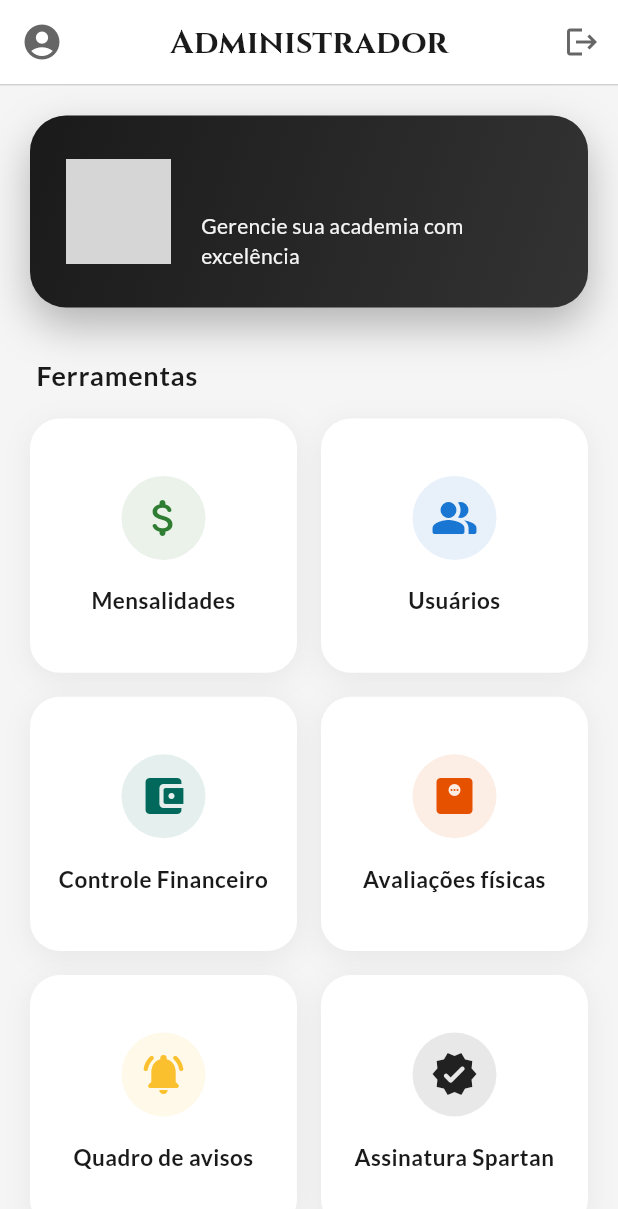
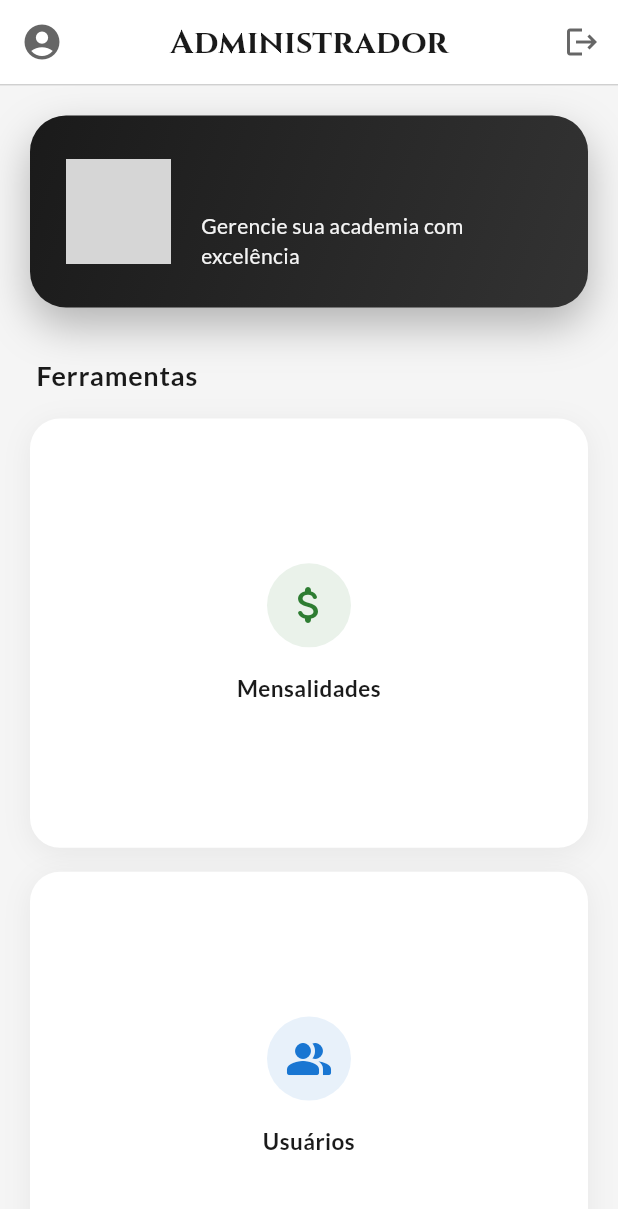
Before and after one commit to Danillo98/spartan_app, a Flutter app: the AdminDashboard screen opened directly, on a phone screen of 412 x 824 dp. Shown: the top 1209 px of the screen. Run offline on Flutter 3.47's test engine with Material 3 defaults, Android fonts, the phone set to English and light mode, and no system bars; our stand-ins replace firebase_core, firebase_messaging, flutter_secure_storage, google_fonts, image_picker, mask_text_input_formatter and 1 more; accounts and stored records are empty; network calls fail; grey boxes are pictures that could not be loaded.

Commit message:
Feat: Apply Responsive Layout to Admin and Student Dashboards

```diff
--- a/lib/screens/admin/admin_dashboard.dart
+++ b/lib/screens/admin/admin_dashboard.dart
@@ -9,6 +9,7 @@ import 'financial/monthly_payment_screen.dart';
 import 'assessment_list_screen.dart';
 import 'notice_manager_screen.dart';
 import 'admin_profile_screen.dart';
+import '../../widgets/responsive_utils.dart';
 
 class AdminDashboard extends StatefulWidget {
   const AdminDashboard({super.key});
@@ -173,6 +174,7 @@ class _AdminDashboardState extends State<AdminDashboard>
               child: SlideTransition(
                 position: _slideAnimation,
                 child: SingleChildScrollView(
+                  child: ResponsiveContainer(
                     padding: const EdgeInsets.all(20),
                     child: Column(
                       crossAxisAlignment: CrossAxisAlignment.start,
@@ -228,7 +230,8 @@ class _AdminDashboardState extends State<AdminDashboard>
                                   crossAxisAlignment: CrossAxisAlignment.start,
                                   children: [
                                     Text(
-                                    _userData?['academia'] ?? 'Minha Academia',
+                                      _userData?['academia'] ??
+                                          'Minha Academia',
                                       style: GoogleFonts.lato(
                                         fontSize: 24,
                                         fontWeight: FontWeight.bold,
@@ -270,13 +273,9 @@ class _AdminDashboardState extends State<AdminDashboard>
                         const SizedBox(height: 16),
 
                         // Grid de funcionalidades
-                      GridView.count(
-                        shrinkWrap: true,
-                        physics: const NeverScrollableScrollPhysics(),
-                        crossAxisCount: 2,
-                        mainAxisSpacing: 16,
-                        crossAxisSpacing: 16,
-                        childAspectRatio: 1.05,
+                        ResponsiveGrid(
+                          spacing: 16,
+                          runSpacing: 16,
                           children: [
                             _buildModernFeatureCard(
                               title: 'Mensalidades',
@@ -367,6 +366,7 @@ class _AdminDashboardState extends State<AdminDashboard>
                   ),
                 ),
               ),
+            ),
     );
   }
 
```
Also changed, not shown: lib/screens/student/student_dashboard.dart (+10 -9 lines). Lines whose indentation alone changed are shown as unchanged.
